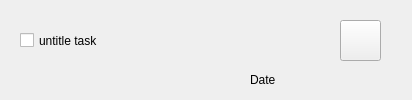
This is checkitem.ui in zsz12251665/HOSS-Client as Qt 5 draws it before an edit. The edited form follows.
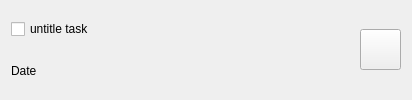
This is the edited form. Icons and pictures are not drawn.

Commit message: Make the design responsive

```diff
--- a/checkitem.ui
+++ b/checkitem.ui
@@ -19,20 +19,16 @@
   <property name="windowTitle">
    <string>Form</string>
   </property>
+  <layout class="QHBoxLayout" name="horizontalLayout">
+   <item>
+    <layout class="QVBoxLayout" name="verticalLayout_3">
+     <item>
   <widget class="QCheckBox" name="checkBox">
-   <property name="geometry">
-    <rect>
-     <x>20</x>
-     <y>10</y>
-     <width>321</width>
-     <height>61</height>
-    </rect>
-   </property>
-   <property name="maximumSize">
-    <size>
-     <width>321</width>
-     <height>61</height>
-    </size>
+       <property name="sizePolicy">
+        <sizepolicy hsizetype="Minimum" vsizetype="Minimum">
+         <horstretch>0</horstretch>
+         <verstretch>0</verstretch>
+        </sizepolicy>
    </property>
    <property name="styleSheet">
     <string notr="true">font: 20pt &quot;黑体&quot;;</string>
@@ -41,14 +37,41 @@
     <string>untitle task</string>
    </property>
   </widget>
+     </item>
+     <item>
+      <widget class="QLabel" name="label">
+       <property name="sizePolicy">
+        <sizepolicy hsizetype="Minimum" vsizetype="Minimum">
+         <horstretch>0</horstretch>
+         <verstretch>0</verstretch>
+        </sizepolicy>
+       </property>
+       <property name="text">
+        <string>Date</string>
+       </property>
+      </widget>
+     </item>
+    </layout>
+   </item>
+   <item>
   <widget class="QPushButton" name="Edit_button">
-   <property name="geometry">
-    <rect>
-     <x>340</x>
-     <y>20</y>
+     <property name="sizePolicy">
+      <sizepolicy hsizetype="Fixed" vsizetype="Fixed">
+       <horstretch>0</horstretch>
+       <verstretch>0</verstretch>
+      </sizepolicy>
+     </property>
+     <property name="minimumSize">
+      <size>
      <width>41</width>
      <height>41</height>
-    </rect>
+      </size>
+     </property>
+     <property name="maximumSize">
+      <size>
+       <width>41</width>
+       <height>41</height>
+      </size>
    </property>
    <property name="styleSheet">
     <string notr="true">border-image: url(:/new/icon/assets/edit.png);
@@ -59,19 +82,8 @@
     <string/>
    </property>
   </widget>
-  <widget class="QLabel" name="label">
-   <property name="geometry">
-    <rect>
-     <x>250</x>
-     <y>70</y>
-     <width>131</width>
-     <height>20</height>
-    </rect>
-   </property>
-   <property name="text">
-    <string>Date</string>
-   </property>
-  </widget>
+   </item>
+  </layout>
  </widget>
  <resources/>
  <connections/>
```
Lines whose indentation alone changed are shown as unchanged. The commit also changes 1 other file.
